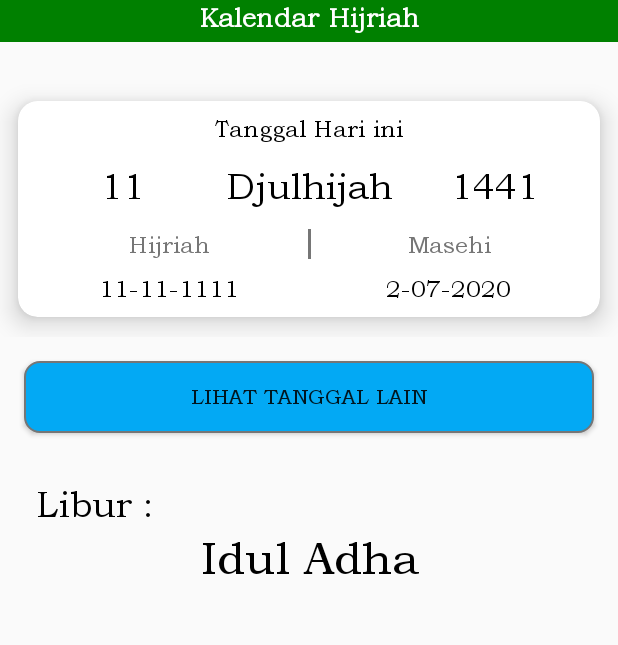
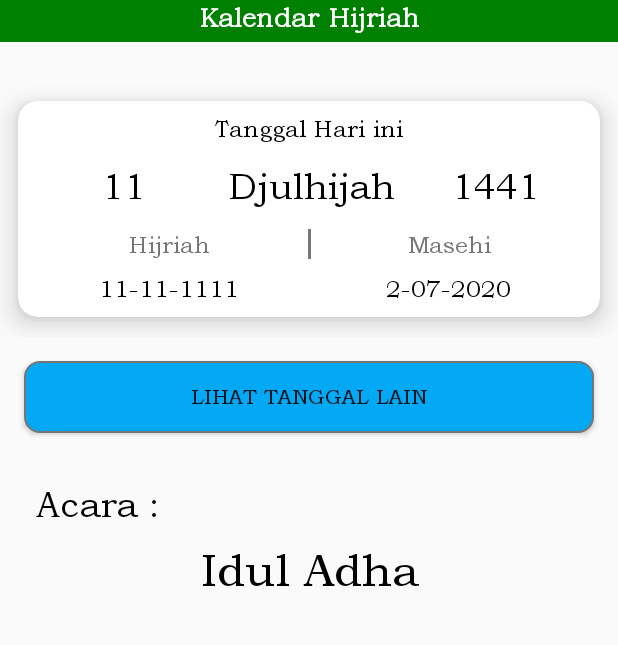
Before and after one commit to yogawahyuy/newChatAppWithFirebase, an Android app: the layout activity_kalendar_hijri.xml on its own in the app's theme, with its tools: preview values and no code run, on a phone screen of 412 x 824 dp, the part 105-750 px from its top. Run offline under Robolectric (Android 15) with nearby library versions, the phone set to English and light mode, and no system bars; network calls fail.

Commit message:
Kalendar Hijriah sudah selesai

```diff
--- a/app/src/main/res/layout/activity_kalendar_hijri.xml
+++ b/app/src/main/res/layout/activity_kalendar_hijri.xml
@@ -136,7 +136,7 @@
                                 android:textColor="@android:color/black"
                                 android:gravity="center_horizontal"
                                 android:fontFamily="@font/bookmanoldstyle"
-                                android:layout_weight="1"/>
+                                android:layout_weight="0.99"/>
                             <TextView
                                 android:id="@+id/part_month"
                                 android:layout_width="match_parent"
@@ -210,6 +210,7 @@
                                 android:gravity="center_horizontal"
                                 android:layout_weight="1"/>
                             <TextView
+                                android:id="@+id/textviewDateMasehi"
                                 android:layout_width="match_parent"
                                 android:layout_height="wrap_content"
                                 android:text="2-07-2020"
@@ -245,7 +246,7 @@
             <TextView
                 android:layout_width="match_parent"
                 android:layout_height="wrap_content"
-                android:text="Libur :"
+                android:text="Acara :"
                 android:textSize="24sp"
                 android:fontFamily="@font/bookmanoldstyle"
                 android:textColor="@android:color/black"
@@ -259,6 +260,7 @@
                 android:gravity="center_horizontal"
                 android:textSize="30sp"
                 android:textColor="@android:color/black"
+                android:layout_marginTop="8dp"
                 android:fontFamily="@font/bookmanoldstyle"/>
 
 
```
Also changed, not shown: app/src/main/java/com/rsip/mobile/Utils/JsonUtil.java (+8 -4 lines), app/src/main/java/com/rsip/mobile/View/KalendarHijriActivity.java (+36 -1 lines).
